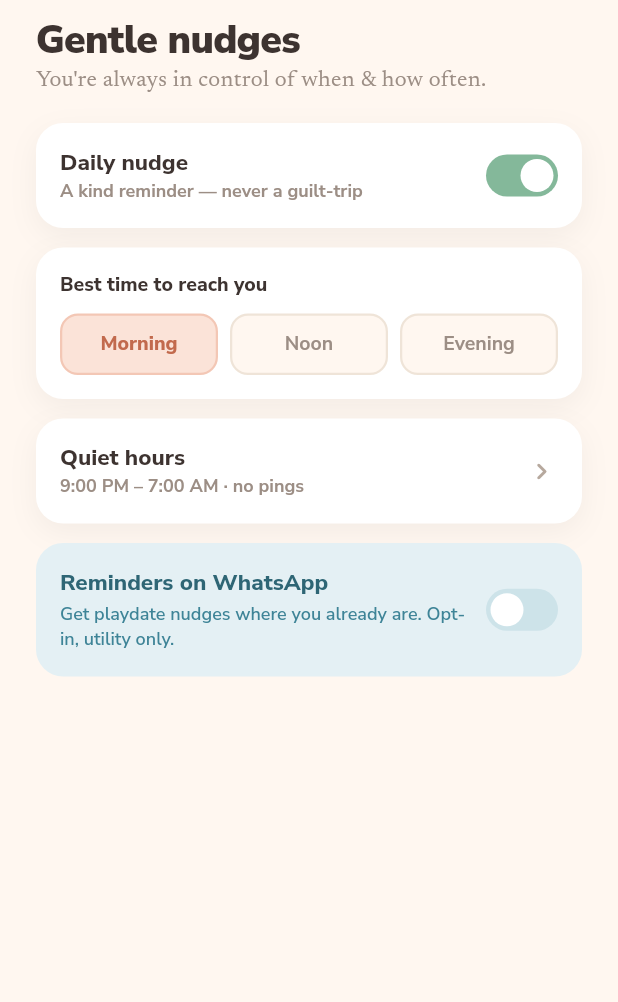
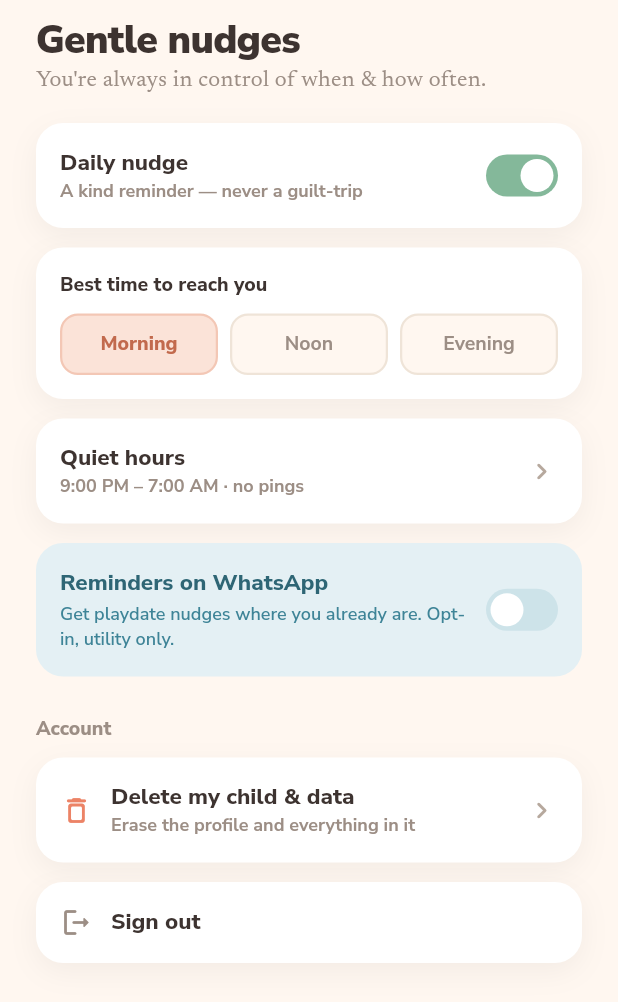
Before and after one commit to errorrr69/momzo, a Flutter app: the RemindersScreen screen opened directly, on a phone screen of 412 x 824 dp. Shown: the top 1002 px of the screen. Run offline on Flutter 3.47's test engine with Material 3 defaults, Android fonts, the phone set to English and light mode, and no system bars; our stand-ins replace firebase_core, firebase_messaging, google_fonts, sentry_flutter, supabase_flutter; accounts and stored records are empty.

Commit message:
Me tab: add Sign out + Delete-my-child entry points
Both screens existed but were unreachable. Sign out (with confirm) clears the
session + child context and returns to Welcome. Delete-my-child opens the existing
cascade-delete screen for the current child — closes a COPPA gap (a parent must be
able to erase their child's data).

Co-Authored-By: Claude Opus 4.8 (1M context) <noreply@anthropic.com>

```diff
--- a/app/lib/features/reminders/reminders_screen.dart
+++ b/app/lib/features/reminders/reminders_screen.dart
@@ -2,7 +2,11 @@ import 'package:flutter/material.dart';
 import '../../core/env/app_env.dart';
 import '../../core/theme/momzo_colors.dart';
 import '../../core/theme/momzo_text.dart';
+import '../../services/auth_service.dart';
+import '../../services/child_service.dart';
 import '../../services/notification_service.dart';
+import '../onboarding/delete_child_screen.dart';
+import '../onboarding/welcome_screen.dart';
 
 /// 25 · Reminders & quiet hours — the mom is always in control of when & how
 /// often. Tone is kind, never a guilt-trip (Hard Rule #18). Persists to her
@@ -194,9 +198,100 @@ class _RemindersScreenState extends State<RemindersScreen> {
                 ],
               ),
             ),
+            const SizedBox(height: 26),
+            Text('Account',
+                style: MomzoText.sans(13,
+                    color: MomzoColors.muted, weight: FontWeight.w800)),
+            const SizedBox(height: 10),
+            // Delete the child's profile + all data (COPPA: a parent can erase anytime).
+            GestureDetector(
+              onTap: _openDeleteChild,
+              behavior: HitTestBehavior.opaque,
+              child: _card(
+                child: Row(
+                  children: [
+                    const Icon(Icons.delete_outline_rounded,
+                        color: MomzoColors.coral, size: 22),
+                    const SizedBox(width: 12),
+                    Expanded(
+                      child: Column(
+                        crossAxisAlignment: CrossAxisAlignment.start,
+                        children: [
+                          Text('Delete my child & data',
+                              style: MomzoText.sans(15,
+                                  color: MomzoColors.ink, weight: FontWeight.w800)),
+                          Text('Erase the profile and everything in it',
+                              style: MomzoText.sans(12,
+                                  color: MomzoColors.muted, weight: FontWeight.w700)),
+                        ],
+                      ),
+                    ),
+                    const Icon(Icons.chevron_right_rounded,
+                        color: MomzoColors.faint, size: 22),
+                  ],
+                ),
+              ),
+            ),
+            const SizedBox(height: 13),
+            GestureDetector(
+              onTap: _confirmSignOut,
+              behavior: HitTestBehavior.opaque,
+              child: _card(
+                child: Row(
+                  children: [
+                    const Icon(Icons.logout_rounded,
+                        color: MomzoColors.muted, size: 22),
+                    const SizedBox(width: 12),
+                    Text('Sign out',
+                        style: MomzoText.sans(15,
+                            color: MomzoColors.ink, weight: FontWeight.w800)),
+                  ],
+                ),
+              ),
+            ),
           ],
         ),
       ),
+    );
+  }
+
+  void _openDeleteChild() {
+    Navigator.push(
+      context,
+      MaterialPageRoute(
+        builder: (_) => DeleteChildScreen(
+          childId: ChildService.current?.id ?? '',
+          childName: ChildService.current?.name ?? 'your child',
+        ),
+      ),
+    );
+  }
+
+  Future<void> _confirmSignOut() async {
+    final ok = await showDialog<bool>(
+      context: context,
+      builder: (ctx) => AlertDialog(
+        backgroundColor: Colors.white,
+        title: Text('Sign out?', style: MomzoText.sans(18, color: MomzoColors.ink, weight: FontWeight.w800)),
+        content: Text("You can sign back in anytime with your email.",
+            style: MomzoText.serif(15, color: MomzoColors.body)),
+        actions: [
+          TextButton(
+              onPressed: () => Navigator.pop(ctx, false),
+              child: Text('Cancel', style: MomzoText.sans(14, color: MomzoColors.muted, weight: FontWeight.w700))),
+          TextButton(
+              onPressed: () => Navigator.pop(ctx, true),
+              child: Text('Sign out', style: MomzoText.sans(14, color: MomzoColors.coral, weight: FontWeight.w800))),
+        ],
+      ),
+    );
+    if (ok != true || !mounted) return;
+    await AuthService.signOut();
+    ChildService.clear();
+    if (!mounted) return;
+    Navigator.of(context).pushAndRemoveUntil(
+      MaterialPageRoute(builder: (_) => const WelcomeScreen()),
+      (route) => false,
     );
   }
 
```
